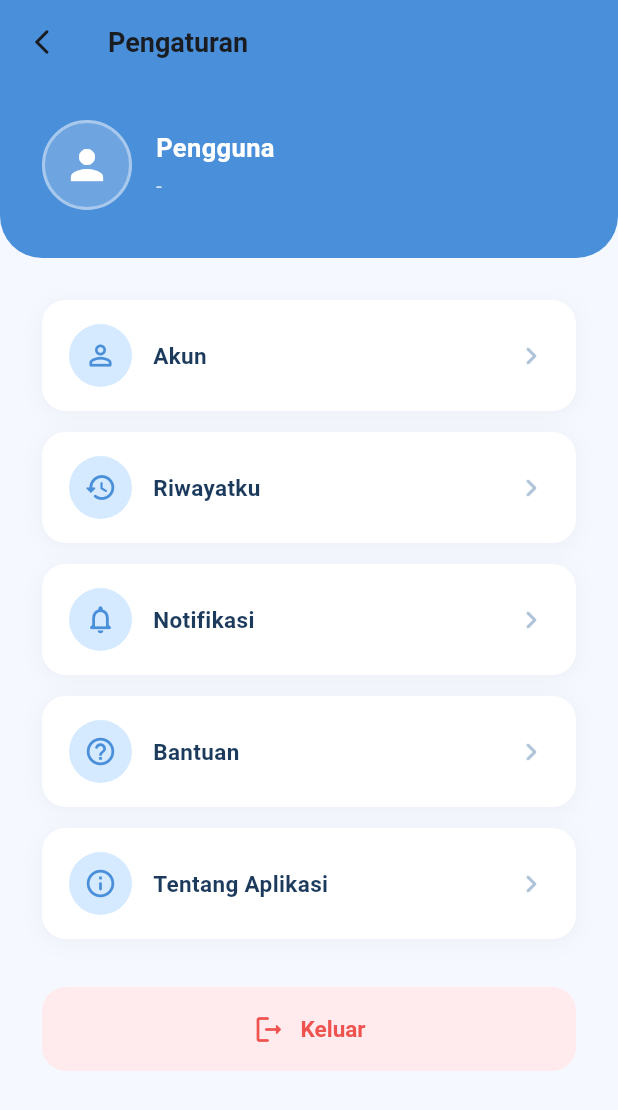
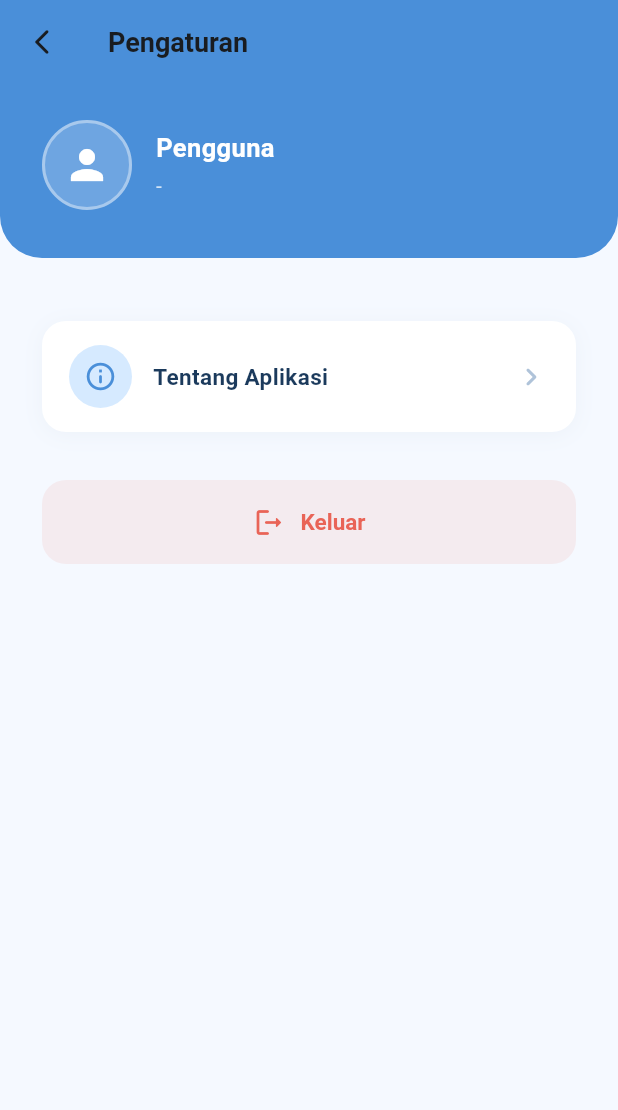
Before and after one commit to revanzayyan/cleanbee, a Flutter app: the SettingScreen screen opened directly, on a phone screen of 412 x 824 dp. Shown: the top 1110 px of the screen. Run offline on Flutter 3.47's test engine with Material 3 defaults, Android fonts, the light colour scheme and no system bars; our stand-ins replace firebase_auth, firebase_core, google_sign_in; accounts and stored records are empty.

Commit message:
Update setting screen

```diff
--- a/lib/screens/setting_screen.dart
+++ b/lib/screens/setting_screen.dart
@@ -29,11 +29,9 @@ class SettingScreen extends StatelessWidget {
   }
 
   Future<void>_handleLogout(BuildContext context) async {
-    // Tutup dialog terlebih dahulu
     Navigator.pop(context);
 
     try {
-      // Tampilkan loading indicator
       showDialog(
         context: context,
         barrierDismissible: false,
@@ -44,25 +42,20 @@ class SettingScreen extends StatelessWidget {
         ),
       );
 
-      // Proses sign out
       await AuthService().signOut();
 
-      // Tutup loading
       if (!context.mounted) return;
       Navigator.pop(context);
 
-      // Navigasi ke LoginScreen dan hapus semua stack navigasi
       Navigator.pushAndRemoveUntil(
         context,
         MaterialPageRoute(builder: (context) => const LoginScreen()),
         (route) => false,
       );
     } catch (e) {
-      // Tutup loading jika ada error
       if (!context.mounted) return;
       Navigator.pop(context);
 
-      // Tampilkan pesan error
       ScaffoldMessenger.of(context).showSnackBar(
         SnackBar(
           content: Text(
@@ -91,7 +84,6 @@ class SettingScreen extends StatelessWidget {
             child: Column(
               mainAxisSize: MainAxisSize.min,
               children: [
-                // Ikon
                 Container(
                   width: 64,
                   height: 64,
@@ -106,7 +98,6 @@ class SettingScreen extends StatelessWidget {
                   ),
                 ),
                 const SizedBox(height: 18),
-                // Teks pertanyaan
                 const Text(
                   'Apakah anda ingin keluar?',
                   textAlign: TextAlign.center,
@@ -117,7 +108,6 @@ class SettingScreen extends StatelessWidget {
                   ),
                 ),
                 const SizedBox(height: 24),
-                // Tombol Ya & Tidak
                 Row(
                   children: [
                     Expanded(
@@ -185,7 +175,7 @@ class SettingScreen extends StatelessWidget {
           borderRadius: BorderRadius.circular(16),
           boxShadow: [
             BoxShadow(
-              color: Colors.black.withValues(alpha: 0.04),
+              color: Color(AppConstants.textDark).withValues(alpha: 0.04),
               blurRadius: 12,
               offset: const Offset(0, 2),
             ),
@@ -317,44 +307,34 @@ class SettingScreen extends StatelessWidget {
               padding: const EdgeInsets.symmetric(horizontal: 28),
               child: Column(
                 children: [
-                  _menuItem(
-                    icon: Icons.person_outline_rounded,
-                    title: 'Akun',
-                    onTap: () {
-                      // TODO: Navigasi ke halaman Akun
-                    },
-                  ),
-                  const SizedBox(height: 14),
-                  _menuItem(
-                    icon: Icons.history_rounded,
-                    title: 'Riwayatku',
-                    onTap: () {
-                      // TODO: Navigasi ke halaman Riwayat
-                    },
-                  ),
-                  const SizedBox(height: 14),
-                  _menuItem(
-                    icon: Icons.notifications_none_rounded,
-                    title: 'Notifikasi',
-                    onTap: () {
-                      // TODO: Navigasi ke halaman Notifikasi
-                    },
-                  ),
-                  const SizedBox(height: 14),
-                  _menuItem(
-                    icon: Icons.help_outline_rounded,
-                    title: 'Bantuan',
-                    onTap: () {
-                      // TODO: Navigasi ke halaman Bantuan
-                    },
-                  ),
+                  // _menuItem(
+                  //   icon: Icons.person_outline_rounded,
+                  //   title: 'Akun',
+                  //   onTap: () {},
+                  // ),
+                  // const SizedBox(height: 14),
+                  // _menuItem(
+                  //   icon: Icons.history_rounded,
+                  //   title: 'Riwayatku',
+                  //   onTap: () {},
+                  // ),
+                  // const SizedBox(height: 14),
+                  // _menuItem(
+                  //   icon: Icons.notifications_none_rounded,
+                  //   title: 'Notifikasi',
+                  //   onTap: () {},
+                  // ),
+                  // const SizedBox(height: 14),
+                  // _menuItem(
+                  //   icon: Icons.help_outline_rounded,
+                  //   title: 'Bantuan',
+                  //   onTap: () {},
+                  // ),
                   const SizedBox(height: 14),
                   _menuItem(
                     icon: Icons.info_outline_rounded,
                     title: 'Tentang Aplikasi',
-                    onTap: () {
-                      // TODO: Navigasi ke halaman Tentang
-                    },
+                    onTap: () {},
                   ),
                 ],
               ),
@@ -370,7 +350,7 @@ class SettingScreen extends StatelessWidget {
                 child: ElevatedButton(
                   onPressed: () => _showLogoutDialog(context),
                   style: ElevatedButton.styleFrom(
-                    backgroundColor: Colors.red.shade50,
+                    backgroundColor: Color(AppConstants.dangerRed).withValues(alpha: 0.08),
                     shape: RoundedRectangleBorder(
                       borderRadius: BorderRadius.circular(16),
                     ),
@@ -382,7 +362,7 @@ class SettingScreen extends StatelessWidget {
                     children: [
                       Icon(
                         Icons.logout_rounded,
-                        color: Colors.red.shade400,
+                        color: Color(AppConstants.dangerRed).withValues(alpha: 0.85),
                         size: 22,
                       ),
                       const SizedBox(width: 10),
@@ -391,7 +371,7 @@ class SettingScreen extends StatelessWidget {
                         style: TextStyle(
                           fontSize: 15,
                           fontWeight: FontWeight.w700,
-                          color: Colors.red.shade400,
+                          color: Color(AppConstants.dangerRed).withValues(alpha: 0.85),
                         ),
                       ),
                     ],
```
